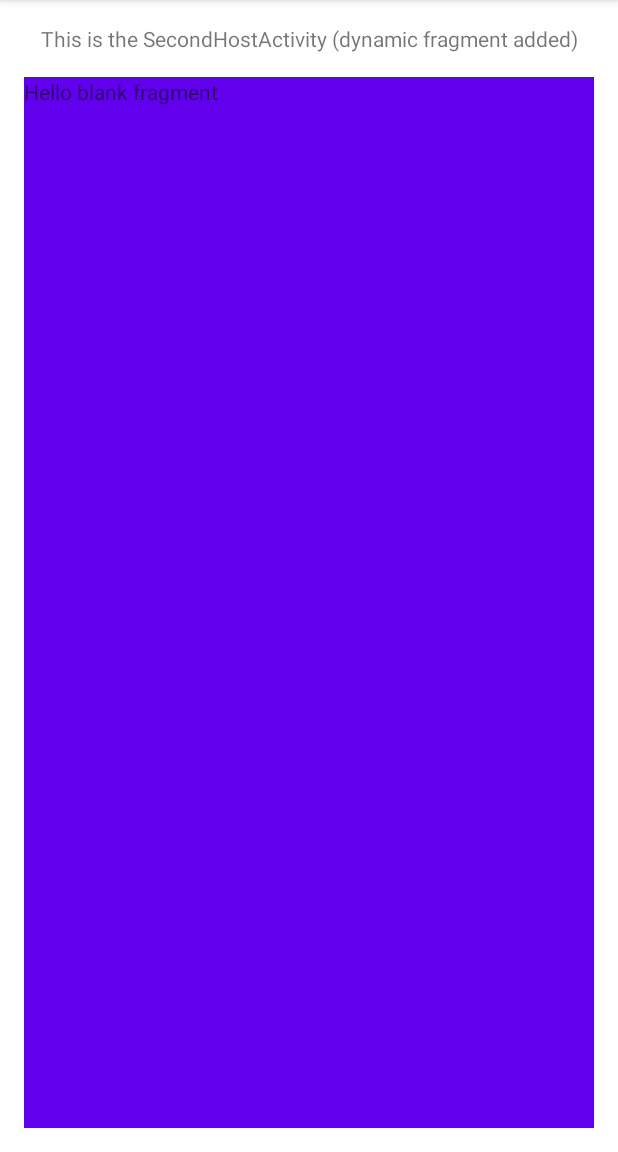
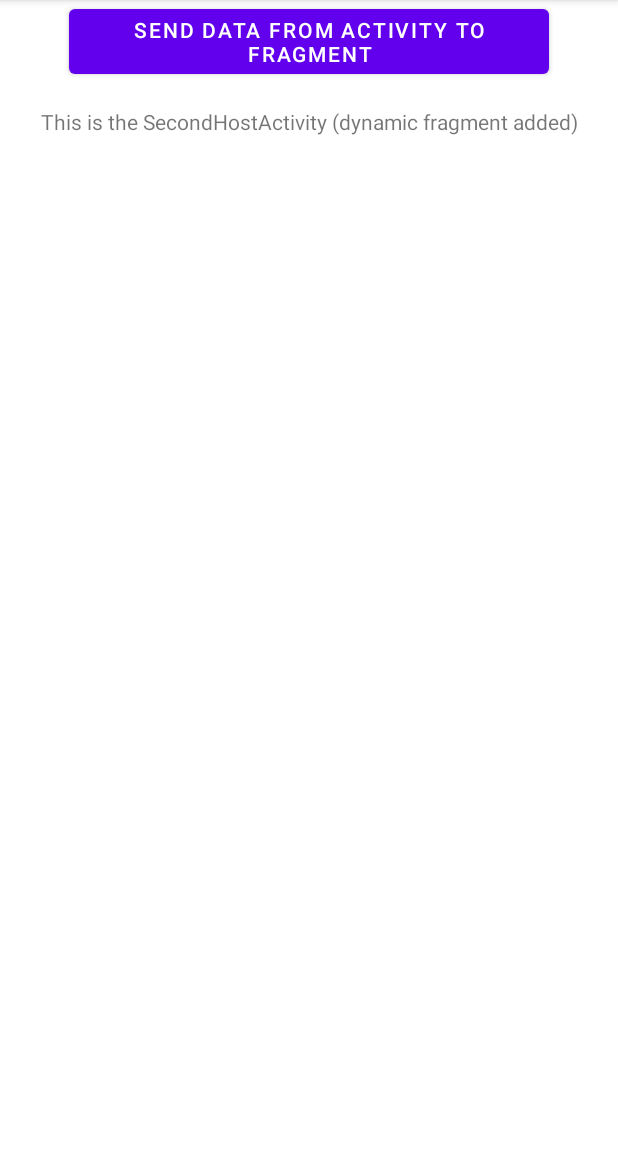
Before and after one commit to magdamiu/AndroidFundamentalsFall2021, an Android app: the SecondHostActivity screen opened directly, with no data from a screen before it, on a phone screen of 412 x 824 dp, the part 84-1236 px from its top. Run offline under Robolectric (Android 15) with nearby library versions, the phone set to English and light mode, and no system bars.

Commit message:
communicate between activity and fragment using Bundle

```diff
--- a/app/src/main/java/com/magdamiu/androidfundamentalsfall2021/CakesActivity.java
+++ b/app/src/main/java/com/magdamiu/androidfundamentalsfall2021/CakesActivity.java
@@ -51,7 +51,7 @@ public class CakesActivity extends AppCompatActivity {
         if(giftMessage != null) {
             String receivedMessage = giftMessage.getString(LearnActivity.MESSAGE);
             int receivedCount = giftMessage.getInt(LearnActivity.COUNT);
-            Toast.makeText(CakesActivity.this, receivedMessage + " " + receivedCount, Toast.LENGTH_LONG).show();
+            Toast.makeText(CakesActivity.this, String.format("%s %d", receivedMessage, receivedCount), Toast.LENGTH_LONG).show();
         }
     }
 
--- a/app/src/main/java/com/magdamiu/androidfundamentalsfall2021/fragment/SecondHostActivity.java
+++ b/app/src/main/java/com/magdamiu/androidfundamentalsfall2021/fragment/SecondHostActivity.java
@@ -5,22 +5,32 @@ import androidx.fragment.app.Fragment;
 import androidx.fragment.app.FragmentTransaction;
 
 import android.os.Bundle;
+import android.view.View;
 
 import com.magdamiu.androidfundamentalsfall2021.R;
 
 public class SecondHostActivity extends AppCompatActivity {
+    static final String NAME = "name";
+    static final String VALUE = "value";
 
     @Override
     protected void onCreate(Bundle savedInstanceState) {
         super.onCreate(savedInstanceState);
         setContentView(R.layout.activity_second_host);
-
-        insertFragment(new BlankFragment());
     }
 
     private void insertFragment(Fragment fragment) {
         FragmentTransaction fragmentTransaction = getSupportFragmentManager().beginTransaction();
-        fragmentTransaction.replace(R.id.framePlacholder, fragment);
+        fragmentTransaction.replace(R.id.framePlaceholder, fragment);
         fragmentTransaction.commit();
     }
+
+    public void sendDataOnClick(View view) {
+        Bundle bundle = new Bundle();
+        bundle.putString(NAME, "android");
+        bundle.putInt(VALUE, 2021);
+        BlankFragment blankFragment = new BlankFragment();
+        blankFragment.setArguments(bundle);
+        insertFragment(blankFragment);
+    }
 }
--- a/app/src/main/res/layout/activity_second_host.xml
+++ b/app/src/main/res/layout/activity_second_host.xml
@@ -7,7 +7,7 @@
     tools:context=".fragment.SecondHostActivity">
 
     <FrameLayout
-        android:id="@+id/framePlacholder"
+        android:id="@+id/framePlaceholder"
         android:layout_width="0dp"
         android:layout_height="0dp"
         android:layout_marginStart="16dp"
@@ -29,6 +29,18 @@
         android:text="@string/second_activity_label"
         app:layout_constraintEnd_toEndOf="parent"
         app:layout_constraintStart_toStartOf="parent"
+        app:layout_constraintTop_toBottomOf="@+id/button7" />
+
+    <Button
+        android:id="@+id/button7"
+        android:layout_width="wrap_content"
+        android:layout_height="wrap_content"
+        android:layout_marginStart="16dp"
+        android:layout_marginEnd="16dp"
+        android:onClick="sendDataOnClick"
+        android:text="@string/send_data_from_activity_to_fragment"
+        app:layout_constraintEnd_toEndOf="parent"
+        app:layout_constraintStart_toStartOf="parent"
         app:layout_constraintTop_toTopOf="parent" />
 
 </androidx.constraintlayout.widget.ConstraintLayout>
--- a/app/src/main/res/layout/fragment_blank.xml
+++ b/app/src/main/res/layout/fragment_blank.xml
@@ -8,6 +8,7 @@
 
     <!-- TODO: Update blank fragment layout -->
     <TextView
+        android:id="@+id/textViewResult"
         android:layout_width="match_parent"
         android:layout_height="match_parent"
         android:text="@string/hello_blank_fragment" />
--- a/app/src/main/res/values/strings.xml
+++ b/app/src/main/res/values/strings.xml
@@ -56,4 +56,5 @@ ConstraintLayout* - position and size widgets in a flexible way
     <string name="start_host_activity">Start Host Activity</string>
     <string name="start_second_host_activity">Start Second Host Activity</string>
     <string name="second_activity_label">This is the SecondHostActivity (dynamic fragment added)</string>
+    <string name="send_data_from_activity_to_fragment">Send data from Activity to Fragment</string>
 </resources>
```
Also changed, not shown: app/src/main/java/com/magdamiu/androidfundamentalsfall2021/fragment/BlankFragment.java (+11 -36 lines).
